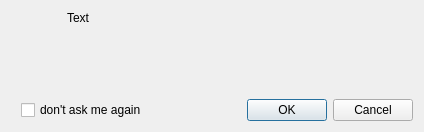
Old version of the form juicer/src/handlerdialogbase.ui in the repository applejuicenetz/gui-juicer.
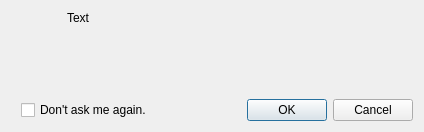
New version of the form. Icons and pictures are not drawn.

Patch:
```diff
--- a/juicer/src/handlerdialogbase.ui
+++ b/juicer/src/handlerdialogbase.ui
@@ -99,7 +99,7 @@
      <item>
       <widget class="QCheckBox" name="chkAskAgain" >
        <property name="text" >
-        <string>don't ask me again</string>
+        <string>Don't ask me again.</string>
        </property>
       </widget>
      </item>
```
